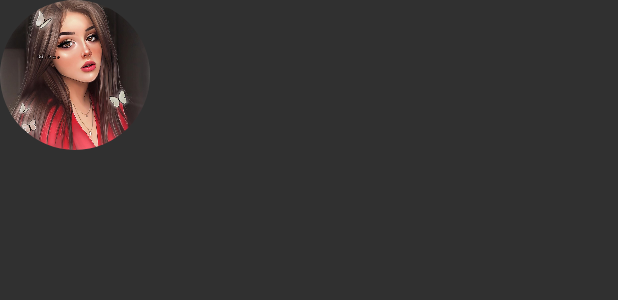
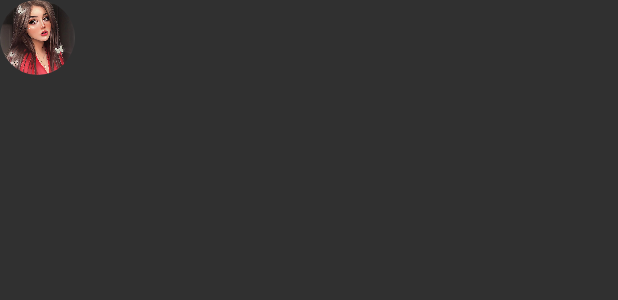
Before and after one commit to ayethantthantthaw2/customViewAssignment, an Android app: the layout viewholder_profile.xml on its own in the app's theme, with its tools: preview values and no code run, on a phone screen of 412 x 824 dp. Shown: the top 300 px of the screen. Run offline under Robolectric (Android 15) with nearby library versions, the phone set to English and light mode, and no system bars.

Commit message:
second update

```diff
--- a/app/src/main/java/com/attt/customviewsassignment/Views/components/CircleImageView.kt
+++ b/app/src/main/java/com/attt/customviewsassignment/Views/components/CircleImageView.kt
@@ -30,6 +30,9 @@ class CircleImageView @JvmOverloads constructor(
     }
 
     override fun onDraw(canvas: Canvas?) {
+        paint.color=stokeColor
+        paint.style=Paint.Style.FILL_AND_STROKE
+        paint.strokeWidth=stokeSize
 
         val rectangle = RectF(0f, 0f, width.toFloat(), height.toFloat())
 
--- a/app/src/main/res/layout/viewholder_profile.xml
+++ b/app/src/main/res/layout/viewholder_profile.xml
@@ -6,10 +6,11 @@
 
     <com.attt.customviewsassignment.Views.components.CircleImageView
         android:id="@+id/ivProfile"
-        android:layout_width="100dp"
-        android:layout_height="100dp"
+        android:layout_width="50dp"
+        android:layout_height="50dp"
         android:scaleType="centerCrop"
+        app:stokeColor="@color/white"
         android:src="@drawable/girl"
-        app:cornerRadius="50dp" />
+        app:cornerRadius="25dp" />
 
 </RelativeLayout>
```
Also changed, not shown: app/src/main/java/com/attt/customviewsassignment/activities/MainActivity.kt (+46 -1 lines), app/src/main/res/layout/activity_main.xml (+41 -7 lines), app/src/main/res/values/attrs.xml (+8 -0 lines).
